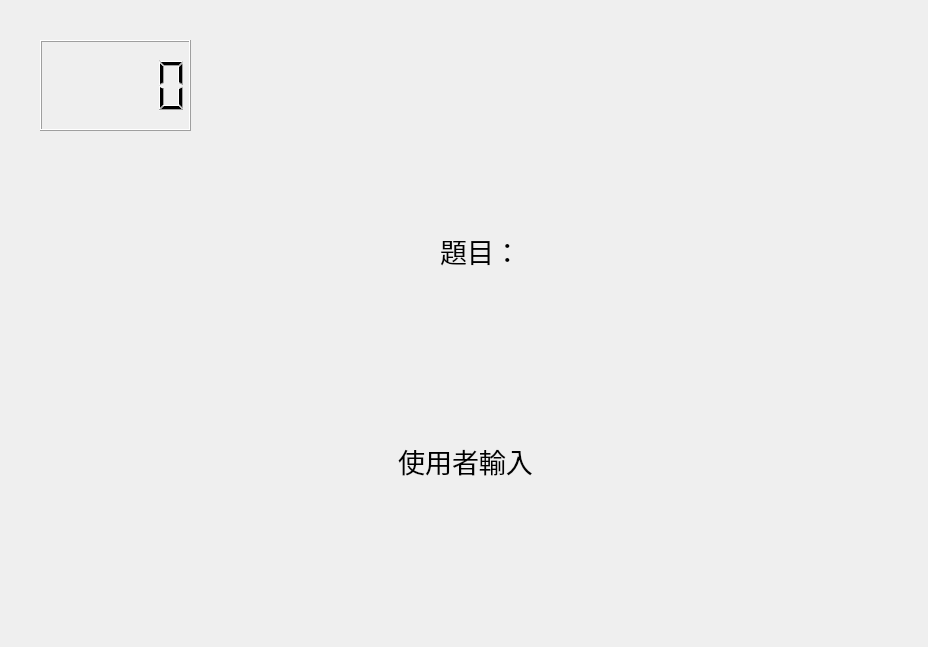
qaz5823091/English_Typing_Game, file mainwindow.ui: the form before one commit.
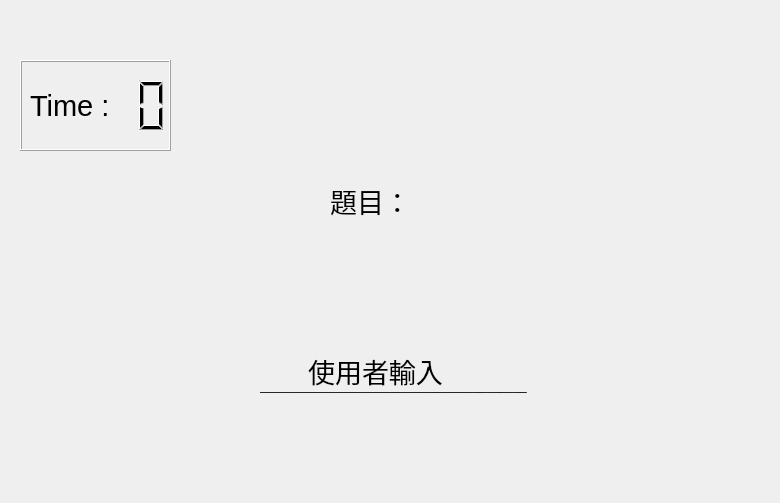
The form after the commit.

Diff of the .ui file:
```diff
--- a/mainwindow.ui
+++ b/mainwindow.ui
@@ -6,66 +6,32 @@
    <rect>
     <x>0</x>
     <y>0</y>
-    <width>928</width>
-    <height>647</height>
+    <width>780</width>
+    <height>503</height>
    </rect>
   </property>
   <property name="windowTitle">
    <string>MainWindow</string>
   </property>
   <widget class="QWidget" name="centralwidget">
-   <widget class="QLabel" name="question">
+   <widget class="QStackedWidget" name="stackedWidget">
     <property name="geometry">
      <rect>
-      <x>280</x>
-      <y>170</y>
-      <width>401</width>
-      <height>161</height>
+      <x>0</x>
+      <y>0</y>
+      <width>781</width>
+      <height>481</height>
      </rect>
     </property>
-    <property name="font">
-     <font>
-      <family>微軟正黑體</family>
-      <pointsize>20</pointsize>
-     </font>
+    <property name="currentIndex">
+     <number>0</number>
     </property>
-    <property name="text">
-     <string>題目：</string>
-    </property>
-    <property name="alignment">
-     <set>Qt::AlignCenter</set>
-    </property>
-   </widget>
-   <widget class="QLabel" name="input">
-    <property name="enabled">
-     <bool>true</bool>
-    </property>
-    <property name="geometry">
-     <rect>
-      <x>230</x>
-      <y>420</y>
-      <width>471</width>
-      <height>81</height>
-     </rect>
-    </property>
-    <property name="font">
-     <font>
-      <family>微軟正黑體</family>
-      <pointsize>20</pointsize>
-     </font>
-    </property>
-    <property name="text">
-     <string>使用者輸入</string>
-    </property>
-    <property name="alignment">
-     <set>Qt::AlignCenter</set>
-    </property>
-   </widget>
+    <widget class="QWidget" name="page_2">
    <widget class="QLabel" name="seconds">
     <property name="geometry">
      <rect>
-      <x>550</x>
-      <y>70</y>
+        <x>440</x>
+        <y>20</y>
       <width>201</width>
       <height>91</height>
      </rect>
@@ -83,21 +49,11 @@
      <set>Qt::AlignCenter</set>
     </property>
    </widget>
-   <widget class="QLCDNumber" name="downCounter">
-    <property name="geometry">
-     <rect>
-      <x>40</x>
-      <y>40</y>
-      <width>151</width>
-      <height>91</height>
-     </rect>
-    </property>
-   </widget>
    <widget class="QLabel" name="hint">
     <property name="geometry">
      <rect>
-      <x>230</x>
-      <y>210</y>
+        <x>330</x>
+        <y>330</y>
       <width>121</width>
       <height>81</height>
      </rect>
@@ -112,6 +68,97 @@
      <string/>
     </property>
    </widget>
+     <widget class="QLabel" name="label">
+      <property name="geometry">
+       <rect>
+        <x>30</x>
+        <y>60</y>
+        <width>171</width>
+        <height>91</height>
+       </rect>
+      </property>
+      <property name="font">
+       <font>
+        <family>Arial</family>
+        <pointsize>22</pointsize>
+       </font>
+      </property>
+      <property name="text">
+       <string>Time :</string>
+      </property>
+     </widget>
+     <widget class="QLabel" name="label_3">
+      <property name="geometry">
+       <rect>
+        <x>260</x>
+        <y>350</y>
+        <width>551</width>
+        <height>71</height>
+       </rect>
+      </property>
+      <property name="text">
+       <string>________________________________________</string>
+      </property>
+     </widget>
+     <widget class="QLCDNumber" name="downCounter">
+      <property name="geometry">
+       <rect>
+        <x>20</x>
+        <y>60</y>
+        <width>151</width>
+        <height>91</height>
+       </rect>
+      </property>
+     </widget>
+     <widget class="QLabel" name="input">
+      <property name="enabled">
+       <bool>true</bool>
+      </property>
+      <property name="geometry">
+       <rect>
+        <x>140</x>
+        <y>330</y>
+        <width>471</width>
+        <height>81</height>
+       </rect>
+      </property>
+      <property name="font">
+       <font>
+        <family>微軟正黑體</family>
+        <pointsize>20</pointsize>
+       </font>
+      </property>
+      <property name="text">
+       <string>使用者輸入</string>
+      </property>
+      <property name="alignment">
+       <set>Qt::AlignCenter</set>
+      </property>
+     </widget>
+     <widget class="QLabel" name="question">
+      <property name="geometry">
+       <rect>
+        <x>170</x>
+        <y>120</y>
+        <width>401</width>
+        <height>161</height>
+       </rect>
+      </property>
+      <property name="font">
+       <font>
+        <family>微軟正黑體</family>
+        <pointsize>20</pointsize>
+       </font>
+      </property>
+      <property name="text">
+       <string>題目：</string>
+      </property>
+      <property name="alignment">
+       <set>Qt::AlignCenter</set>
+      </property>
+     </widget>
+    </widget>
+   </widget>
   </widget>
   <widget class="QMenuBar" name="menubar">
    <property name="geometry">
```
Left out of the diff: 4 changed lines with no effect on the pictures. Lines whose indentation alone changed are shown as unchanged.
